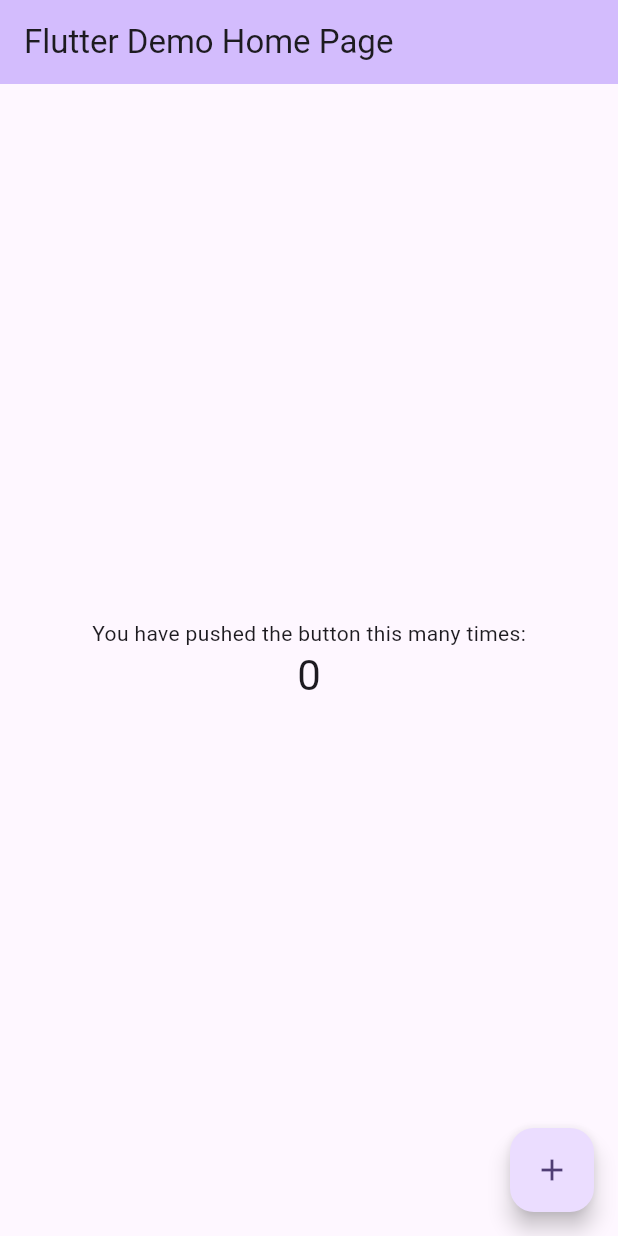
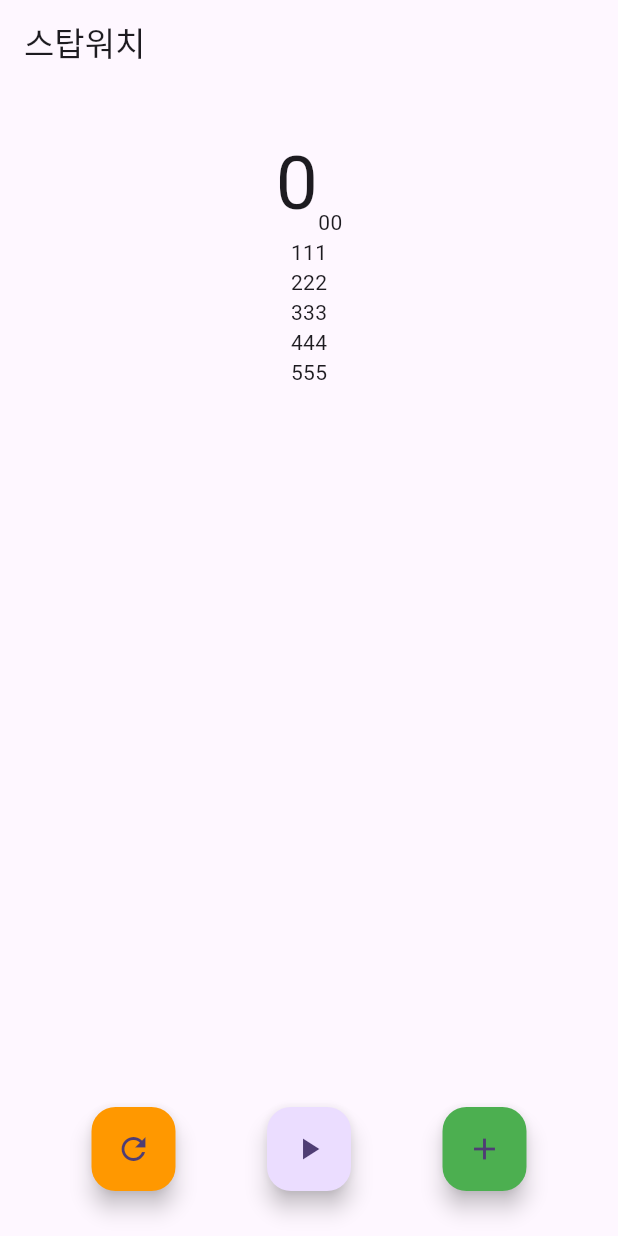
Before and after one commit to ParkGiTeak/stop_watch, a Flutter app: the screen it shows after launch, on a phone screen of 412 x 824 dp. Run offline on Flutter 3.47's test engine with Material 3 defaults, Android fonts, the phone set to English and light mode, and no system bars.

Commit message:
feat: StopWatchScreen UI 작성

```diff
--- a/lib/main.dart
+++ b/lib/main.dart
@@ -1,4 +1,5 @@
 import 'package:flutter/material.dart';
+import 'package:stop_watch/stop_watch_screen.dart';
 
 void main() {
   runApp(const MyApp());
@@ -7,116 +8,14 @@ void main() {
 class MyApp extends StatelessWidget {
   const MyApp({super.key});
 
-  // This widget is the root of your application.
   @override
   Widget build(BuildContext context) {
     return MaterialApp(
       title: 'Flutter Demo',
       theme: ThemeData(
-        // This is the theme of your application.
-        //
-        // TRY THIS: Try running your application with "flutter run". You'll see
-        // the application has a purple toolbar. Then, without quitting the app,
-        // try changing the seedColor in the colorScheme below to Colors.green
-        // and then invoke "hot reload" (save your changes or press the "hot
-        // reload" button in a Flutter-supported IDE, or press "r" if you used
-        // the command line to start the app).
-        //
-        // Notice that the counter didn't reset back to zero; the application
-        // state is not lost during the reload. To reset the state, use hot
-        // restart instead.
-        //
-        // This works for code too, not just values: Most code changes can be
-        // tested with just a hot reload.
         colorScheme: ColorScheme.fromSeed(seedColor: Colors.deepPurple),
       ),
-      home: const MyHomePage(title: 'Flutter Demo Home Page'),
+      home: const StopWatchScreen(),
     );
   }
 }
-
-class MyHomePage extends StatefulWidget {
-  const MyHomePage({super.key, required this.title});
-
-  // This widget is the home page of your application. It is stateful, meaning
-  // that it has a State object (defined below) that contains fields that affect
-  // how it looks.
-
-  // This class is the configuration for the state. It holds the values (in this
-  // case the title) provided by the parent (in this case the App widget) and
-  // used by the build method of the State. Fields in a Widget subclass are
-  // always marked "final".
-
-  final String title;
-
-  @override
-  State<MyHomePage> createState() => _MyHomePageState();
-}
-
-class _MyHomePageState extends State<MyHomePage> {
-  int _counter = 0;
-
-  void _incrementCounter() {
-    setState(() {
-      // This call to setState tells the Flutter framework that something has
-      // changed in this State, which causes it to rerun the build method below
-      // so that the display can reflect the updated values. If we changed
-      // _counter without calling setState(), then the build method would not be
-      // called again, and so nothing would appear to happen.
-      _counter++;
-    });
-  }
-
-  @override
-  Widget build(BuildContext context) {
-    // This method is rerun every time setState is called, for instance as done
-    // by the _incrementCounter method above.
-    //
-    // The Flutter framework has been optimized to make rerunning build methods
-    // fast, so that you can just rebuild anything that needs updating rather
-    // than having to individually change instances of widgets.
-    return Scaffold(
-      appBar: AppBar(
-        // TRY THIS: Try changing the color here to a specific color (to
-        // Colors.amber, perhaps?) and trigger a hot reload to see the AppBar
-        // change color while the other colors stay the same.
-        backgroundColor: Theme.of(context).colorScheme.inversePrimary,
-        // Here we take the value from the MyHomePage object that was created by
-        // the App.build method, and use it to set our appbar title.
-        title: Text(widget.title),
-      ),
-      body: Center(
-        // Center is a layout widget. It takes a single child and positions it
-        // in the middle of the parent.
-        child: Column(
-          // Column is also a layout widget. It takes a list of children and
-          // arranges them vertically. By default, it sizes itself to fit its
-          // children horizontally, and tries to be as tall as its parent.
-          //
-          // Column has various properties to control how it sizes itself and
-          // how it positions its children. Here we use mainAxisAlignment to
-          // center the children vertically; the main axis here is the vertical
-          // axis because Columns are vertical (the cross axis would be
-          // horizontal).
-          //
-          // TRY THIS: Invoke "debug painting" (choose the "Toggle Debug Paint"
-          // action in the IDE, or press "p" in the console), to see the
-          // wireframe for each widget.
-          mainAxisAlignment: MainAxisAlignment.center,
-          children: <Widget>[
-            const Text('You have pushed the button this many times:'),
-            Text(
-              '$_counter',
-              style: Theme.of(context).textTheme.headlineMedium,
-            ),
-          ],
-        ),
-      ),
-      floatingActionButton: FloatingActionButton(
-        onPressed: _incrementCounter,
-        tooltip: 'Increment',
-        child: const Icon(Icons.add),
-      ), // This trailing comma makes auto-formatting nicer for build methods.
-    );
-  }
-}
--- /dev/null
+++ b/lib/stop_watch_screen.dart
@@ -0,0 +1,76 @@
+import 'package:flutter/material.dart';
+
+class StopWatchScreen extends StatefulWidget {
+  const StopWatchScreen({super.key});
+
+  @override
+  State<StopWatchScreen> createState() => _StopWatchScreenState();
+}
+
+class _StopWatchScreenState extends State<StopWatchScreen> {
+  @override
+  Widget build(BuildContext context) {
+    return Scaffold(
+      appBar: AppBar(
+        title: Text('스탑워치'),
+      ),
+      body: Column(
+        children: [
+          SizedBox(
+            height: 30,
+          ),
+          Row(
+            mainAxisAlignment: MainAxisAlignment.center,
+            crossAxisAlignment: CrossAxisAlignment.end,
+            children: [
+              Text(
+                '0',
+                style: TextStyle(fontSize: 50),
+              ),
+              Text(
+                '00',
+              ),
+            ],
+          ),
+          SizedBox(
+            width: 100,
+            height: 100,
+            child: ListView(
+              children: [
+                Center(child: Text('111'),),
+                Center(child: Text('222'),),
+                Center(child: Text('333'),),
+                Center(child: Text('444'),),
+                Center(child: Text('555'),),
+                Center(child: Text('666'),),
+                Center(child: Text('777'),),
+                Center(child: Text('888'),),
+              ],
+            ),
+          ),
+          Spacer(), // 빈 공간을 차지
+          Row(
+            mainAxisAlignment: MainAxisAlignment.spaceEvenly,
+            children: [
+              FloatingActionButton(
+                backgroundColor: Colors.orange,
+                onPressed: () {},
+                child: Icon(Icons.refresh),
+              ),
+              FloatingActionButton(
+                onPressed: () {},
+                child: Icon(Icons.play_arrow),
+              ),
+              FloatingActionButton(
+                backgroundColor: Colors.green,
+                onPressed: () {},
+                child: Icon(Icons.add),
+              ),
+            ],
+          ),
+          SizedBox(height: 30),
+        ],
+      ),
+    );
+  }
+}
```
